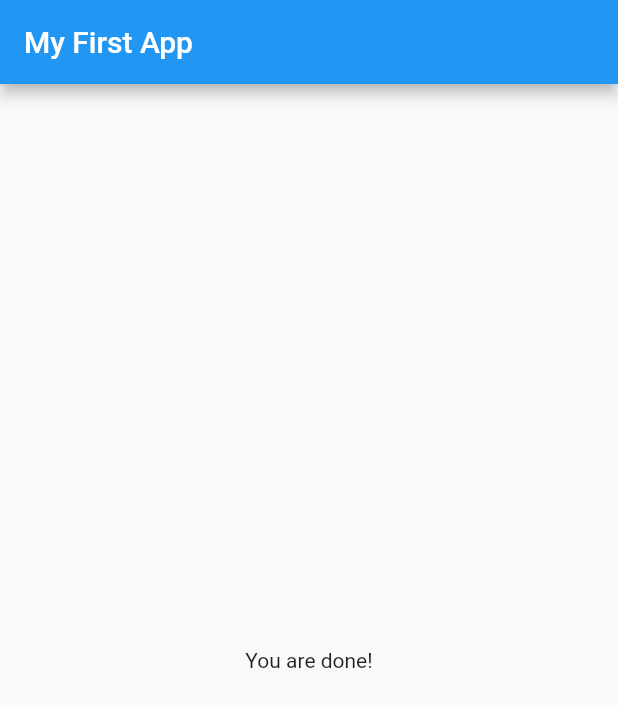
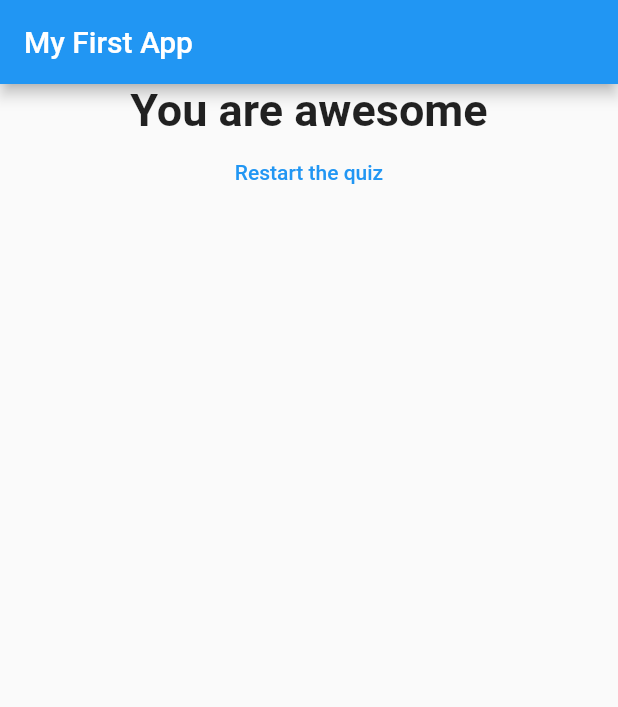
Before and after one commit to stuti-pathak/FlutterPractice, a Flutter app: the screen it shows after launch, after a tap on "Black", after a tap on "Dog", after a tap on "Christene Bale", on a phone screen of 412 x 824 dp. Shown: the top 707 px of the screen. Run offline on Flutter 3.47's test engine with Material 2 defaults, Android fonts, the phone set to English and light mode, and no system bars.

```diff
--- a/lib/main.dart
+++ b/lib/main.dart
@@ -16,20 +16,41 @@ class _MyAppState extends State<MyApp> {
   final _questions = const [
     {
       'questionText': 'What\'s your favourite color ?',
-      'answers': ['Black', 'Orange', 'Red']
+      'answers': [
+        {'text': 'Black', 'score': 10},
+        {'text': 'Orange', 'score': 3},
+        {'text': 'Red', 'score': 7}
+      ]
     },
     {
       'questionText': 'What\'s your favourite animal ?',
-      'answers': ['Rabbit', 'Dog', 'Cat']
+      'answers': [
+        {'text': 'Rabbit', 'score': 3},
+        {'text': 'Dog', 'score': 10},
+        {'text': 'Cat', 'score': 7}
+      ]
     },
     {
       'questionText': 'who is your favourite actor ?',
-      'answers': ['Jhonny Dep', 'Robert Pattison', 'Christene Bale']
+      'answers': [
+        {'text': 'Jhonny Dep', 'score': 9},
+        {'text': 'Robert Pattison', 'score': 10},
+        {'text': 'Christene Bale', 'score': 9}
+      ]
     },
   ];
   var _questionIndex = 0;
+  var _totalScore = 0;
 
-  void _answerQuestion() {
+  void _resetQuiz() {
+    setState(() {
+      _questionIndex = 0;
+      _totalScore = 0;
+    });
+  }
+
+  void _answerQuestion(int score) {
+    _totalScore += score;
     setState(() {
       _questionIndex = _questionIndex + 1;
     });
@@ -48,7 +69,7 @@ class _MyAppState extends State<MyApp> {
                 questions: _questions,
                 answerQuestion: _answerQuestion,
                 questionIndex: _questionIndex)
-            : Result(),
+            : Result(_resetQuiz, _totalScore),
       ),
     );
   }
--- a/lib/quiz.dart
+++ b/lib/quiz.dart
@@ -5,7 +5,7 @@ import './answer.dart';
 class Quiz extends StatelessWidget {
   final List<Map<String, Object>> questions;
   final int questionIndex;
-  final VoidCallback answerQuestion;
+  final Function answerQuestion;
 
   Quiz(
       {required this.questions,
@@ -17,8 +17,10 @@ class Quiz extends StatelessWidget {
     return Column(
       children: [
         Question(questions[questionIndex]['questionText'].toString()),
-        ...(questions[questionIndex]['answers'] as List<String>).map((answer) {
-          return Answer(answerQuestion, answer);
+        ...(questions[questionIndex]['answers'] as List<Map<String, Object>>)
+            .map((answer) {
+          return Answer(
+              () => answerQuestion(answer['score']), answer['text'].toString());
         }).toList()
       ],
     );
--- a/lib/result.dart
+++ b/lib/result.dart
@@ -1,12 +1,37 @@
 import 'package:flutter/material.dart';
 
 class Result extends StatelessWidget {
-  const Result({Key? key}) : super(key: key);
+  final int resultScore;
+  final VoidCallback resetHandler;
+
+  Result(this.resetHandler, this.resultScore);
+
+  //dart feature getter function and no parameters must be there as it don't accept any and its
+  //value will be calculated dynamically
+  String get resultPhrase {
+    var resultText = 'You are done!';
+    if (resultScore >= 20)
+      resultText = 'You are awesome';
+    else if (resultScore < 20 && resultScore >= 116)
+      resultText = 'You are better!';
+    else
+      resultText = 'You are just good!';
+    return resultText;
+  }
 
   @override
   Widget build(BuildContext context) {
     return Center(
-      child: Text("You are done!"),
+      child: Column(
+        children: [
+          Text(
+            resultPhrase,
+            style: TextStyle(fontSize: 30, fontWeight: FontWeight.bold),
+            textAlign: TextAlign.center,
+          ),
+          TextButton(onPressed: resetHandler, child: Text('Restart the quiz'))
+        ],
+      ),
     );
   }
 }
```
